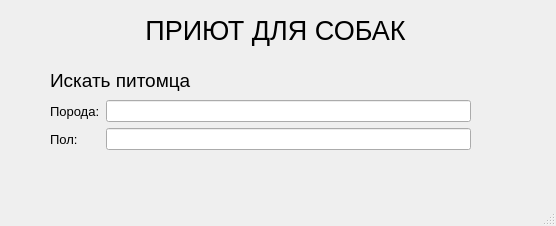
Before: the Qt Designer form dog_shelter_designer.ui in dimondg/dog_shelter, drawn with Qt 5.
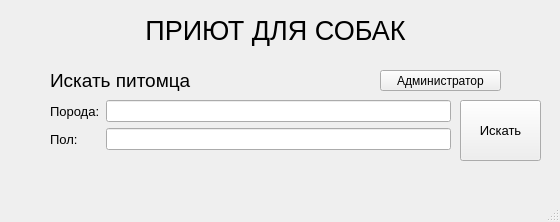
After: the same form once the commit is applied.

What changed in the file:
```diff
--- a/dog_shelter_designer.ui
+++ b/dog_shelter_designer.ui
@@ -6,8 +6,8 @@
    <rect>
     <x>0</x>
     <y>0</y>
-    <width>556</width>
-    <height>226</height>
+    <width>560</width>
+    <height>222</height>
    </rect>
   </property>
   <property name="windowTitle">
@@ -63,7 +63,7 @@
      <rect>
       <x>50</x>
       <y>100</y>
-      <width>421</width>
+      <width>401</width>
       <height>61</height>
      </rect>
     </property>
@@ -100,6 +100,37 @@
      </item>
     </layout>
    </widget>
+   <widget class="QPushButton" name="pushButton">
+    <property name="geometry">
+     <rect>
+      <x>460</x>
+      <y>100</y>
+      <width>81</width>
+      <height>61</height>
+     </rect>
+    </property>
+    <property name="font">
+     <font>
+      <pointsize>10</pointsize>
+     </font>
+    </property>
+    <property name="text">
+     <string>Искать</string>
+    </property>
+   </widget>
+   <widget class="QPushButton" name="pushButton_2">
+    <property name="geometry">
+     <rect>
+      <x>380</x>
+      <y>70</y>
+      <width>121</width>
+      <height>21</height>
+     </rect>
+    </property>
+    <property name="text">
+     <string>Администратор</string>
+    </property>
+   </widget>
   </widget>
   <widget class="QMenuBar" name="menubar">
    <property name="geometry">
```
Left out of the diff: 2 changed lines with no effect on the pictures.
